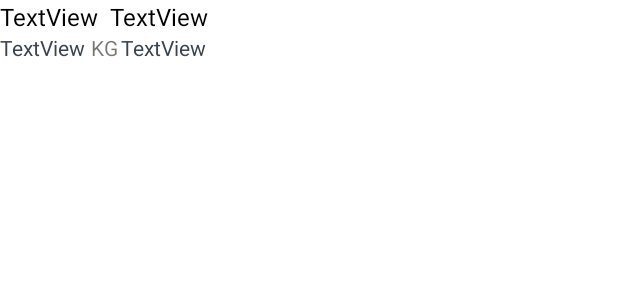
After one commit to stepano0/PetsAndroidAppList, an Android app: the layout for_list_view_item.xml on its own in the app's theme, with its tools: preview values and no code run, on a phone screen of 412 x 824 dp. The commit adds this screen. Shown: the top 300 px of the screen. Run offline under Robolectric (Android 15) with nearby library versions, the phone set to English and light mode, and no system bars.

Commit message:
new display DB info type

```diff
--- a/app/src/main/java/com/example/myapplication/CatalogActivity.java
+++ b/app/src/main/java/com/example/myapplication/CatalogActivity.java
@@ -96,9 +96,9 @@ public class CatalogActivity extends AppCompatActivity {
 
         Cursor cursor = db.rawQuery("SELECT * FROM " + PetEntry.TABLE_NAME, null);
         if (cursor.getCount() > 0) {
-            String[] headers = new String[]{PetEntry.COLUMN_PET_NAME, PetEntry.COLUMN_PET_BREED};
-            SimpleCursorAdapter petAdapter = new SimpleCursorAdapter(this, android.R.layout.two_line_list_item, cursor, headers
-                    , new int[]{android.R.id.text1, android.R.id.text2}, 0);
+            String[] headers = new String[]{PetEntry.COLUMN_PET_NAME, PetEntry.COLUMN_PET_BREED, PetEntry.COLUMN_PET_STR_GENDER, PetEntry.COLUMN_PET_WEIGHT};
+            SimpleCursorAdapter petAdapter = new SimpleCursorAdapter(this, R.layout.for_list_view_item, cursor, headers
+                    , new int[]{R.id.textView, R.id.textView2,R.id.textView3, R.id.textView4 }, 0);
             listView.setAdapter(petAdapter);
         }
             // Отображаем количество строк в курсоре (которое отражает количество строк в
--- a/app/src/main/java/com/example/myapplication/EditorActivity.java
+++ b/app/src/main/java/com/example/myapplication/EditorActivity.java
@@ -171,6 +171,7 @@ public class EditorActivity extends AppCompatActivity {
         values.put(PetContract.PetEntry.COLUMN_PET_BREED,newUnit.getPetBreed());
         values.put(PetContract.PetEntry.COLUMN_PET_GENDER,newUnit.getPetGender());
         values.put(PetContract.PetEntry.COLUMN_PET_WEIGHT,newUnit.getPetWeight());
+        values.put(PetContract.PetEntry.COLUMN_PET_STR_GENDER,newUnit.getStrGender());
 
         PetDbHelper dbHelper = new PetDbHelper(this);
         long newRowId = 0;
@@ -195,6 +196,7 @@ public class EditorActivity extends AppCompatActivity {
                 values.put(PetContract.PetEntry.COLUMN_PET_BREED,unit.getPetBreed());
                 values.put(PetContract.PetEntry.COLUMN_PET_GENDER,unit.getPetGender());
                 values.put(PetContract.PetEntry.COLUMN_PET_WEIGHT,unit.getPetWeight());
+                values.put(PetContract.PetEntry.COLUMN_PET_STR_GENDER,unit.getStrGender());
                 db.update(PetContract.PetEntry.TABLE_NAME, values, "_id = ?", new String[]{String.valueOf(localUnit.getId())});
             }
         }
--- a/app/src/main/java/com/example/myapplication/Model/PetUnit.java
+++ b/app/src/main/java/com/example/myapplication/Model/PetUnit.java
@@ -7,6 +7,7 @@ public class PetUnit {
     private String petBreed;
     private int petGender;
     private int petWeight;
+    private String petStrGender;
 
     public PetUnit() {
 
@@ -17,8 +18,12 @@ public class PetUnit {
         this.petBreed = petBreed;
         this.petGender = petGender;
         this.petWeight = petWeight;
+        this.petStrGender = getStrGender();
     }
 
+    public void setPetStrGender(String petStrGender) {
+        this.petStrGender = petStrGender;
+    }
     public long getId() {
         return id;
     }
@@ -60,6 +65,6 @@ public class PetUnit {
     }
     @Override
     public String toString() {
-        return "petName='" + petName + ' ' +", petBreed='" + petBreed + ' ' +", petGender=" + getStrGender() +", petWeight=" + petWeight;
+        return "petName='" + petName + ' ' +", petBreed='" + petBreed + ' ' +", petGender=" + petStrGender +", petWeight=" + petWeight;
     }
 }
--- a/app/src/main/java/com/example/myapplication/data/PetContract.java
+++ b/app/src/main/java/com/example/myapplication/data/PetContract.java
@@ -17,6 +17,7 @@ public final class PetContract {
         public final static String COLUMN_PET_BREED = "breed";
         public final static String COLUMN_PET_GENDER = "gender";
         public final static String COLUMN_PET_WEIGHT = "weight";
+        public final static String COLUMN_PET_STR_GENDER = "str_gender";
 
 
         //значения для пола питомца.
--- a/app/src/main/java/com/example/myapplication/data/PetDbHelper.java
+++ b/app/src/main/java/com/example/myapplication/data/PetDbHelper.java
@@ -34,12 +34,14 @@ public class PetDbHelper extends SQLiteOpenHelper {
     @Override
     public void onCreate(SQLiteDatabase db) {
         // Create a String that contains the SQL statement to create the pets table
-        String SQL_CREATE_PETS_TABLE = "CREATE TABLE " + PetContract.PetEntry.TABLE_NAME + " ("
+        String SQL_CREATE_PETS_TABLE = "CREATE TABLE "
+                + PetContract.PetEntry.TABLE_NAME + " ("
                 + PetContract.PetEntry._ID + " INTEGER PRIMARY KEY AUTOINCREMENT, "
                 + PetContract.PetEntry.COLUMN_PET_NAME + " TEXT NOT NULL, "
                 + PetContract.PetEntry.COLUMN_PET_BREED + " TEXT, "
                 + PetContract.PetEntry.COLUMN_PET_GENDER + " INTEGER NOT NULL, "
-                + PetContract.PetEntry.COLUMN_PET_WEIGHT + " INTEGER NOT NULL DEFAULT 0);";
+                + PetContract.PetEntry.COLUMN_PET_WEIGHT + " INTEGER NOT NULL DEFAULT 0,"
+                + PetContract.PetEntry.COLUMN_PET_STR_GENDER + " TEXT DEFAULT 'UNKNOWN' );";
 
         // Выполнить оператор SQL
         db.execSQL(SQL_CREATE_PETS_TABLE);
--- /dev/null
+++ b/app/src/main/res/layout/for_list_view_item.xml
@@ -0,0 +1,55 @@
+<?xml version="1.0" encoding="utf-8"?>
+<androidx.constraintlayout.widget.ConstraintLayout xmlns:android="http://schemas.android.com/apk/res/android"
+    xmlns:app="http://schemas.android.com/apk/res-auto"
+    xmlns:tools="http://schemas.android.com/tools"
+    android:layout_width="match_parent"
+    android:layout_height="match_parent">
+
+    <TextView
+        android:id="@+id/textView"
+        android:layout_width="wrap_content"
+        android:layout_height="wrap_content"
+        android:text="TextView"
+        android:textColor="@color/black"
+        android:textSize="16sp"
+        app:layout_constraintStart_toStartOf="parent"
+        app:layout_constraintTop_toTopOf="parent" />
+
+    <TextView
+        android:id="@+id/textView2"
+        android:layout_width="wrap_content"
+        android:layout_height="wrap_content"
+        android:layout_marginStart="8dp"
+        android:text="TextView"
+        android:textColor="@color/black"
+        android:textSize="16sp"
+        app:layout_constraintStart_toEndOf="@+id/textView"
+        app:layout_constraintTop_toTopOf="parent" />
+
+    <TextView
+        android:id="@+id/textView3"
+        android:layout_width="wrap_content"
+        android:layout_height="wrap_content"
+        android:layout_marginStart="24dp"
+        android:text="TextView"
+        android:textColor="@color/editorColorPrimaryDark"
+        app:layout_constraintStart_toEndOf="@+id/textView4"
+        app:layout_constraintTop_toBottomOf="@+id/textView2" />
+
+    <TextView
+        android:layout_width="wrap_content"
+        android:layout_height="wrap_content"
+        android:layout_marginStart="4dp"
+        android:text="KG"
+        app:layout_constraintStart_toEndOf="@+id/textView4"
+        app:layout_constraintTop_toBottomOf="@+id/textView" />
+
+    <TextView
+        android:id="@+id/textView4"
+        android:layout_width="wrap_content"
+        android:layout_height="wrap_content"
+        android:text="TextView"
+        android:textColor="@color/editorColorPrimaryDark"
+        app:layout_constraintStart_toStartOf="parent"
+        app:layout_constraintTop_toBottomOf="@+id/textView" />
+</androidx.constraintlayout.widget.ConstraintLayout>
```
